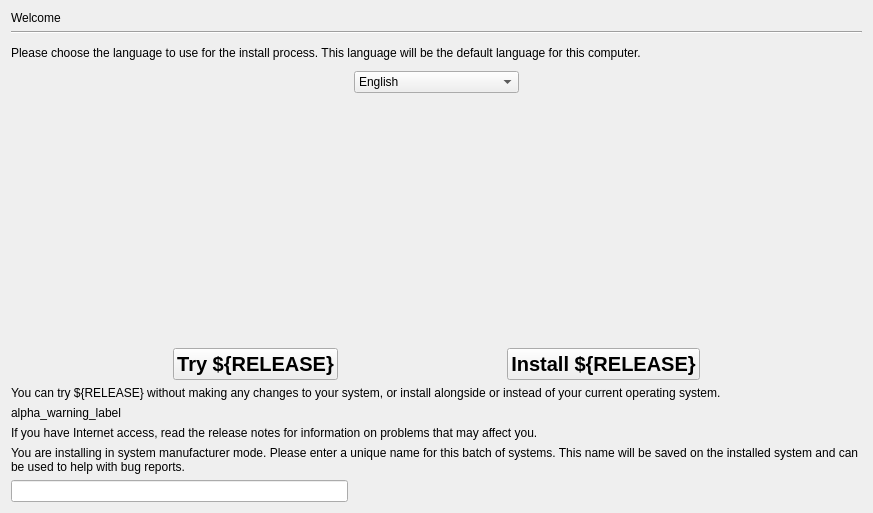
Above: gui/qt/stepLanguage.ui from chenhan1218/ubiquity before the change. Below: the same form after it.
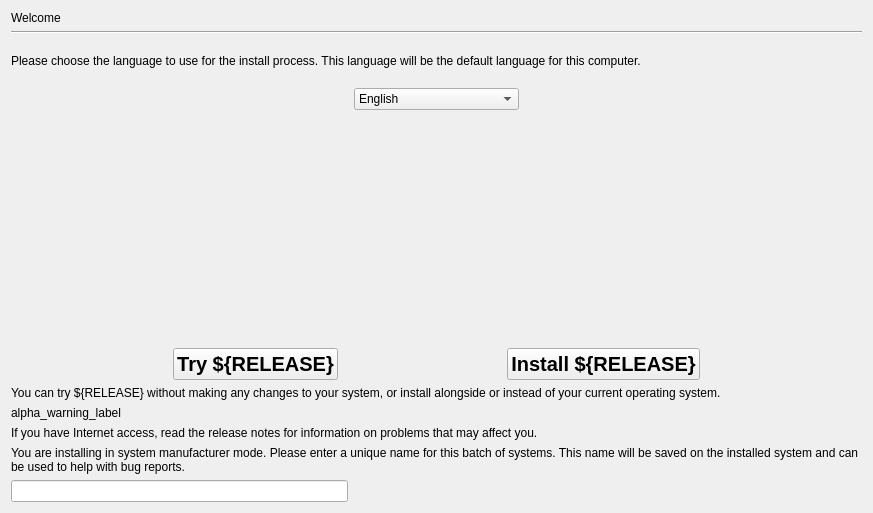
That is the form after the change.

Commit message: [KDE] Make intro label miminum expanding, otherwise word wrap will not work for vast amounts of text

```diff
--- a/gui/qt/stepLanguage.ui
+++ b/gui/qt/stepLanguage.ui
@@ -36,6 +36,12 @@
    </item>
    <item row="2" column="0" rowspan="2" colspan="5">
     <widget class="QLabel" name="select_language_label">
+    <property name="sizePolicy">
+      <sizepolicy hsizetype="Preferred" vsizetype="MinimumExpanding">
+       <horstretch>0</horstretch>
+       <verstretch>0</verstretch>
+      </sizepolicy>
+     </property>
      <property name="text">
       <string>Please choose the language to use for the install process. This language will be the default language for this computer.</string>
      </property>
```
The commit also changes 1 other file.
